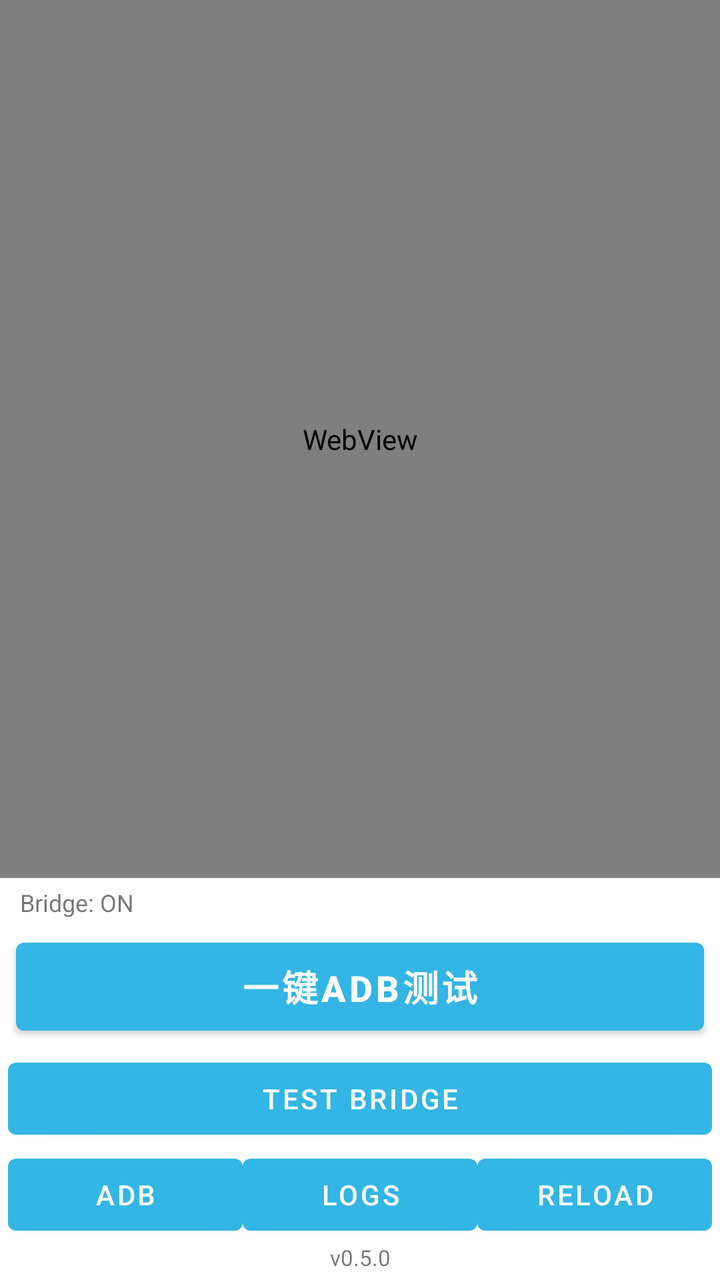
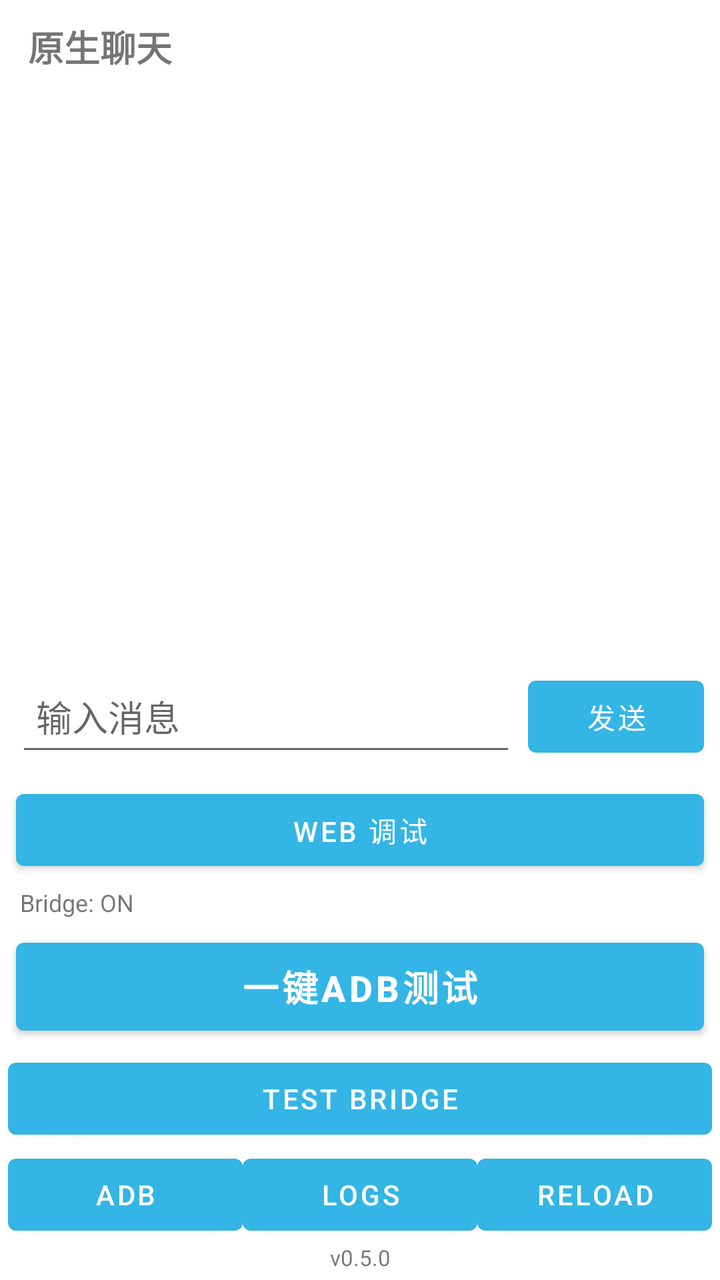

An Android layout rendered at two revisions. The XML below is the earlier revision; the diff shows what the commit changed to produce the second picture.
<!-- AndroidManifest.xml: application theme Theme.GPTAndroidUse -->
<!-- res/layout/activity_main.xml -->
<LinearLayout xmlns:android="http://schemas.android.com/apk/res/android"
    android:layout_width="match_parent"
    android:layout_height="match_parent"
    android:orientation="vertical">

    <ProgressBar
        android:id="@+id/pageProgress"
        style="?android:attr/progressBarStyleHorizontal"
        android:layout_width="match_parent"
        android:layout_height="3dp"
        android:max="100"
        android:visibility="gone" />

    <FrameLayout
        android:id="@+id/webViewContainer"
        android:layout_width="match_parent"
        android:layout_height="0dp"
        android:layout_weight="1">

        <WebView
            android:id="@+id/chatWebView"
            android:layout_width="match_parent"
            android:layout_height="match_parent" />

    </FrameLayout>

    <TextView
        android:id="@+id/bridgeStatusText"
        android:layout_width="match_parent"
        android:layout_height="wrap_content"
        android:paddingStart="10dp"
        android:paddingEnd="10dp"
        android:paddingTop="4dp"
        android:paddingBottom="4dp"
        android:text="Bridge: ON"
        android:textIsSelectable="true"
        android:textSize="12sp" />

    <Button
        android:id="@+id/adbRunButton"
        android:layout_width="match_parent"
        android:layout_height="56dp"
        android:layout_marginStart="8dp"
        android:layout_marginEnd="8dp"
        android:layout_marginTop="2dp"
        android:layout_marginBottom="4dp"
        android:text="一键ADB测试"
        android:textSize="18sp"
        android:textStyle="bold" />

    <Button
        android:id="@+id/bridgeTestButton"
        android:layout_width="match_parent"
        android:layout_height="wrap_content"
        android:layout_marginStart="4dp"
        android:layout_marginEnd="4dp"
        android:text="Test Bridge" />

    <LinearLayout
        android:layout_width="match_parent"
        android:layout_height="wrap_content"
        android:orientation="horizontal"
        android:paddingStart="4dp"
        android:paddingEnd="4dp">

        <Button
            android:id="@+id/adbSetupButton"
            android:layout_width="0dp"
            android:layout_height="wrap_content"
            android:layout_weight="1"
            android:text="ADB" />

        <Button
            android:id="@+id/logsButton"
            android:layout_width="0dp"
            android:layout_height="wrap_content"
            android:layout_weight="1"
            android:text="Logs" />

        <Button
            android:id="@+id/reloadButton"
            android:layout_width="0dp"
            android:layout_height="wrap_content"
            android:layout_weight="1"
            android:text="Reload" />

    </LinearLayout>

    <TextView
        android:id="@+id/versionText"
        android:layout_width="match_parent"
        android:layout_height="wrap_content"
        android:gravity="center"
        android:paddingBottom="4dp"
        android:text="v0.5.0"
        android:textSize="11sp" />

</LinearLayout>
<!-- resources referenced by this layout -->
<resources>
  <style name="Theme.GPTAndroidUse" parent="Theme.MaterialComponents.DayNight.DarkActionBar">
          <item name="colorPrimary">@android:color/holo_blue_light</item>
          <item name="colorPrimaryVariant">@android:color/holo_blue_dark</item>
          <item name="colorSecondary">@android:color/holo_green_light</item>
      </style>
</resources>

<!-- the commit's change to res/layout/activity_main.xml (unified diff, before → after) -->
@@ -22,7 +22,86 @@
             android:layout_width="match_parent"
             android:layout_height="match_parent" />
 
+        <LinearLayout
+            android:id="@+id/nativeChatRoot"
+            android:layout_width="match_parent"
+            android:layout_height="match_parent"
+            android:background="?android:colorBackground"
+            android:orientation="vertical">
+
+            <TextView
+                android:layout_width="match_parent"
+                android:layout_height="wrap_content"
+                android:paddingStart="14dp"
+                android:paddingEnd="14dp"
+                android:paddingTop="10dp"
+                android:paddingBottom="8dp"
+                android:text="原生聊天"
+                android:textSize="18sp"
+                android:textStyle="bold" />
+
+            <ScrollView
+                android:id="@+id/nativeMessageScroll"
+                android:layout_width="match_parent"
+                android:layout_height="0dp"
+                android:layout_weight="1"
+                android:fillViewport="true">
+
+                <LinearLayout
+                    android:id="@+id/nativeMessageList"
+                    android:layout_width="match_parent"
+                    android:layout_height="wrap_content"
+                    android:orientation="vertical"
+                    android:paddingStart="10dp"
+                    android:paddingEnd="10dp"
+                    android:paddingTop="6dp"
+                    android:paddingBottom="10dp" />
+
+            </ScrollView>
+
+            <LinearLayout
+                android:layout_width="match_parent"
+                android:layout_height="wrap_content"
+                android:gravity="bottom"
+                android:orientation="horizontal"
+                android:paddingStart="8dp"
+                android:paddingEnd="8dp"
+                android:paddingTop="6dp"
+                android:paddingBottom="8dp">
+
+                <EditText
+                    android:id="@+id/nativeMessageInput"
+                    android:layout_width="0dp"
+                    android:layout_height="wrap_content"
+                    android:layout_weight="1"
+                    android:gravity="top|start"
+                    android:hint="输入消息"
+                    android:imeOptions="actionSend"
+                    android:inputType="textCapSentences|textMultiLine"
+                    android:maxLines="6"
+                    android:minHeight="48dp"
+                    android:padding="10dp" />
+
+                <Button
+                    android:id="@+id/nativeSendButton"
+                    android:layout_width="wrap_content"
+                    android:layout_height="48dp"
+                    android:layout_marginStart="6dp"
+                    android:text="发送" />
+
+            </LinearLayout>
+
+        </LinearLayout>
+
     </FrameLayout>
+
+    <Button
+        android:id="@+id/chatModeButton"
+        android:layout_width="match_parent"
+        android:layout_height="wrap_content"
+        android:layout_marginStart="8dp"
+        android:layout_marginEnd="8dp"
+        android:text="Web 调试" />
 
     <TextView
         android:id="@+id/bridgeStatusText"
